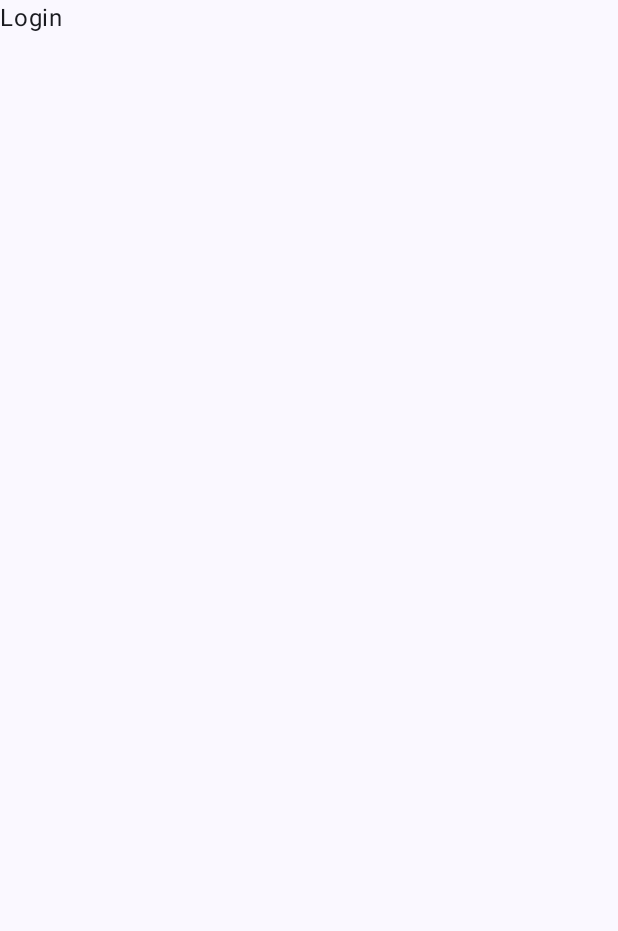
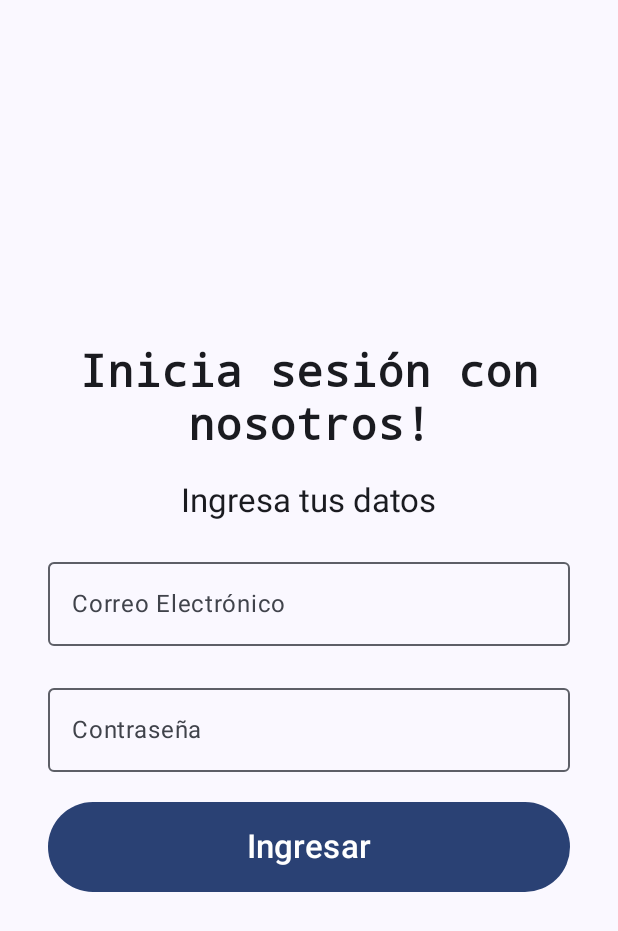
Before and after one commit to shanadyestrada/pizzahutapp, an Android app built with Jetpack Compose: the LoginScreen screen opened through its navigation route, on a phone screen of 412 x 824 dp. Before the commit the part shown is almost empty. Shown: the top 931 px of the screen. Run offline under Robolectric (Android 15) with nearby library versions, the phone set to English and light mode, and no system bars.

```diff
--- a/app/build.gradle.kts
+++ b/app/build.gradle.kts
@@ -2,6 +2,7 @@ plugins {
     alias(libs.plugins.android.application)
     alias(libs.plugins.kotlin.android)
     alias(libs.plugins.kotlin.compose)
+    alias(libs.plugins.google.gms.google.services)
 }
 
 android {
@@ -50,6 +51,8 @@ dependencies {
     implementation(libs.androidx.ui.tooling.preview)
     implementation(libs.androidx.material3)
     implementation(libs.androidx.navigation.compose)
+    implementation(libs.firebase.auth)
+    implementation(libs.firebase.firestore)
     testImplementation(libs.junit)
     androidTestImplementation(libs.androidx.junit)
     androidTestImplementation(libs.androidx.espresso.core)
--- a/app/src/main/java/com/example/pizzahutapp/screen/LoginScreen.kt
+++ b/app/src/main/java/com/example/pizzahutapp/screen/LoginScreen.kt
@@ -1,10 +1,93 @@
 package com.example.pizzahutapp.screen
 
+import androidx.compose.foundation.layout.Arrangement
+import androidx.compose.foundation.layout.Column
+import androidx.compose.foundation.layout.Spacer
+import androidx.compose.foundation.layout.fillMaxSize
+import androidx.compose.foundation.layout.fillMaxWidth
+import androidx.compose.foundation.layout.height
+import androidx.compose.foundation.layout.padding
+import androidx.compose.material3.Button
+import androidx.compose.material3.OutlinedTextField
 import androidx.compose.material3.Text
 import androidx.compose.runtime.Composable
+import androidx.compose.runtime.getValue
+import androidx.compose.runtime.mutableStateOf
+import androidx.compose.runtime.remember
+import androidx.compose.runtime.setValue
+import androidx.compose.ui.Alignment
 import androidx.compose.ui.Modifier
+import androidx.compose.ui.text.TextStyle
+import androidx.compose.ui.text.font.FontFamily
+import androidx.compose.ui.text.font.FontWeight
+import androidx.compose.ui.text.input.PasswordVisualTransformation
+import androidx.compose.ui.text.style.TextAlign
+import androidx.compose.ui.unit.dp
+import androidx.compose.ui.unit.sp
 
 @Composable
 fun LoginScreen(modifier: Modifier = Modifier) {
-    Text(text = "Login")
+
+    var email by remember {
+        mutableStateOf("")
+    }
+
+    var password by remember {
+        mutableStateOf("")
+    }
+
+    Column (modifier = Modifier
+        .fillMaxSize()
+        .padding(32.dp),
+        verticalArrangement = Arrangement.Center,
+        horizontalAlignment = Alignment.CenterHorizontally
+    ){
+        Text( text = "Inicia sesión con nosotros!",
+            style = TextStyle(
+                fontSize = 30.sp,
+                fontFamily = FontFamily.Monospace,
+                fontWeight = FontWeight.SemiBold,
+                textAlign = TextAlign.Center
+            )
+        )
+        Spacer(modifier = Modifier.height(20.dp))
+        Text( text = "Ingresa tus datos",
+            style = TextStyle(
+                fontSize = 22.sp,
+            )
+        )
+        Spacer(modifier = Modifier.height(20.dp))
+        OutlinedTextField(
+            value = email,
+            onValueChange = {
+                email = it
+            }, label = {
+                Text(text = "Correo Electrónico")
+            },
+            modifier = Modifier.fillMaxWidth()
+        )
+
+        Spacer(modifier = Modifier.height(20.dp))
+        OutlinedTextField(
+            value = password,
+            onValueChange = {
+                password = it
+            }, label = {
+                Text(text = "Contraseña")
+            },
+            modifier = Modifier.fillMaxWidth(),
+            visualTransformation = PasswordVisualTransformation()
+        )
+
+        Spacer(modifier = Modifier.height(20.dp))
+        Button(onClick = {
+
+        },
+            modifier = Modifier.fillMaxWidth()
+                .height(60.dp)
+        ) {
+            Text(text = "Ingresar", fontSize = 22.sp)
+        }
+
+    }
 }
--- a/build.gradle.kts
+++ b/build.gradle.kts
@@ -3,4 +3,5 @@ plugins {
     alias(libs.plugins.android.application) apply false
     alias(libs.plugins.kotlin.android) apply false
     alias(libs.plugins.kotlin.compose) apply false
+    alias(libs.plugins.google.gms.google.services) apply false
 }
--- a/gradle/libs.versions.toml
+++ b/gradle/libs.versions.toml
@@ -9,6 +9,9 @@ lifecycleRuntimeKtx = "2.6.1"
 activityCompose = "1.8.0"
 composeBom = "2024.09.00"
 navigation-compose = "2.7.7"
+googleGmsGoogleServices = "4.4.2"
+firebaseAuth = "23.2.1"
+firebaseFirestore = "25.1.4"
 
 [libraries]
 androidx-core-ktx = { group = "androidx.core", name = "core-ktx", version.ref = "coreKtx" }
@@ -26,8 +29,11 @@ androidx-ui-test-manifest = { group = "androidx.compose.ui", name = "ui-test-man
 androidx-ui-test-junit4 = { group = "androidx.compose.ui", name = "ui-test-junit4" }
 androidx-material3 = { group = "androidx.compose.material3", name = "material3" }
 androidx-navigation-compose = { group = "androidx.navigation", name = "navigation-compose", version.ref = "navigation-compose" }
+firebase-auth = { group = "com.google.firebase", name = "firebase-auth", version.ref = "firebaseAuth" }
+firebase-firestore = { group = "com.google.firebase", name = "firebase-firestore", version.ref = "firebaseFirestore" }
 
 [plugins]
 android-application = { id = "com.android.application", version.ref = "agp" }
 kotlin-android = { id = "org.jetbrains.kotlin.android", version.ref = "kotlin" }
 kotlin-compose = { id = "org.jetbrains.kotlin.plugin.compose", version.ref = "kotlin" }
+google-gms-google-services = { id = "com.google.gms.google-services", version.ref = "googleGmsGoogleServices" }
```
Also changed, not shown: app/src/main/java/com/example/pizzahutapp/AppUtil.kt (added, +11 -0 lines), app/src/main/java/com/example/pizzahutapp/screen/SignUpScreen.kt (+21 -4 lines), app/src/main/java/com/example/pizzahutapp/screen/model/UserModel.kt (added, +7 -0 lines), app/src/main/java/com/example/pizzahutapp/viewmodel/AuthViewModel.kt (added, +41 -0 lines), 1 other file.
